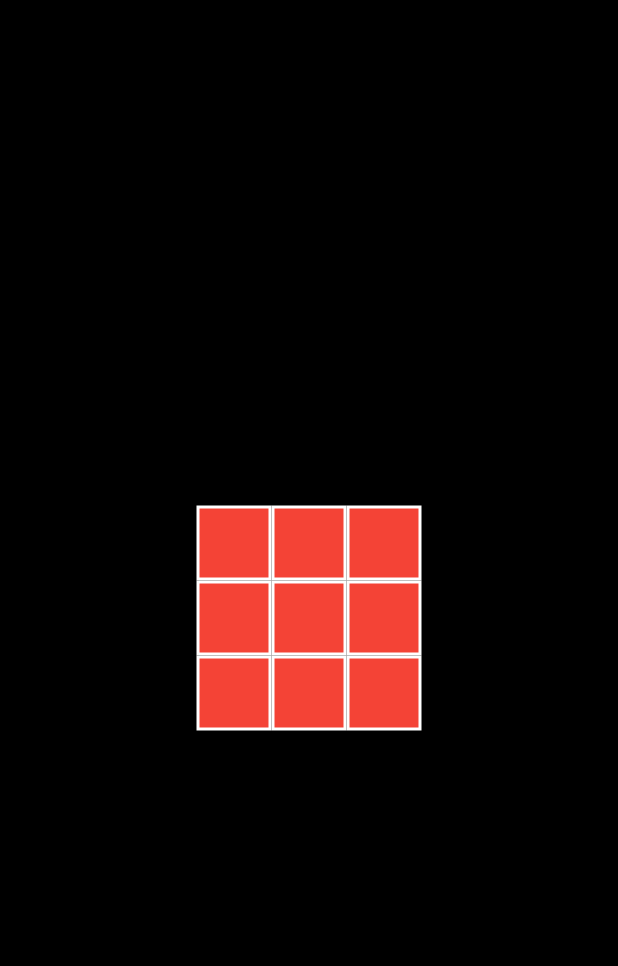
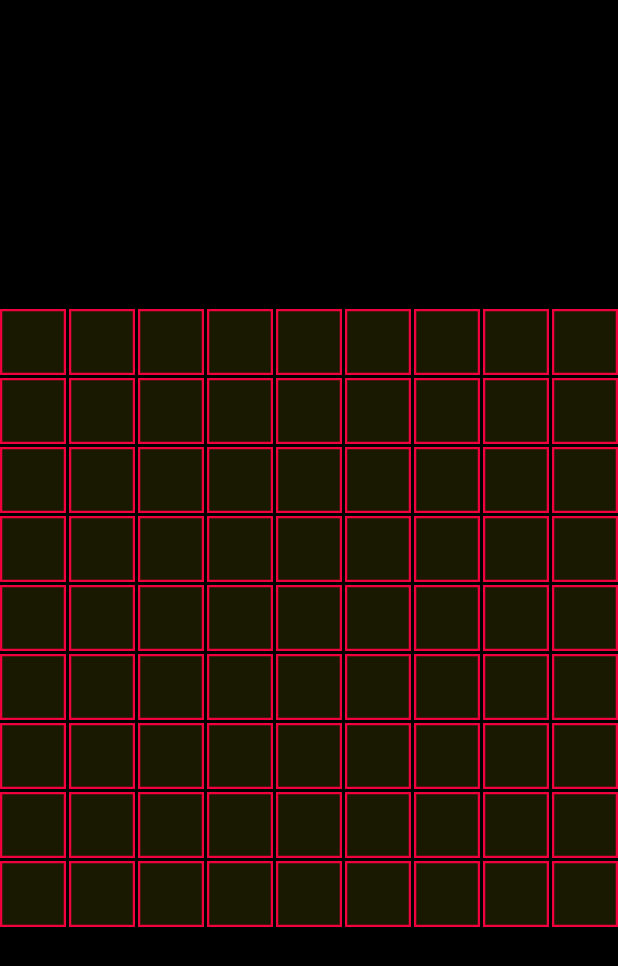
Before and after one commit to Vintersong/flutter_sudoku, a Flutter app: the screen it shows after launch, on a phone screen of 412 x 824 dp. Shown: the top 966 px of the screen. Run offline on Flutter 3.47's test engine with Material 3 defaults, Android fonts, the phone set to English and light mode, and no system bars; our stand-ins replace google_fonts; missing offline and left inert: flame.

Commit message:
feat: Create GridSandboxScreen displaying a basic 9x9 grid of colored containers.

```diff
--- a/lib/screens/grid_sandbox_screen.dart
+++ b/lib/screens/grid_sandbox_screen.dart
@@ -9,17 +9,22 @@ class GridSandboxScreen extends StatelessWidget {
       backgroundColor: Colors.black,
       body: Center(
         child: Column(
+          spacing: 2,
           mainAxisAlignment: MainAxisAlignment.center,
-          children: List.generate(3, (row) {
+          children: List.generate(9, (row) {
             return Row(
+              spacing: 2,
               mainAxisAlignment: MainAxisAlignment.center,
-              children: List.generate(3, (col) {
+              children: List.generate(9, (col) {
                 return Container(
-                  width: 50,
-                  height: 50,
+                  width: 44,
+                  height: 44,
                   decoration: BoxDecoration(
-                    color: Colors.red,
-                    border: Border.all(color: Colors.white, width: 2),
+                    color: const Color.fromARGB(25, 255, 251, 10),
+                    border: Border.all(
+                      color: const Color.fromARGB(255, 240, 0, 60),
+                      width: 1.5,
+                    ),
                   ),
                 );
               }),
```
